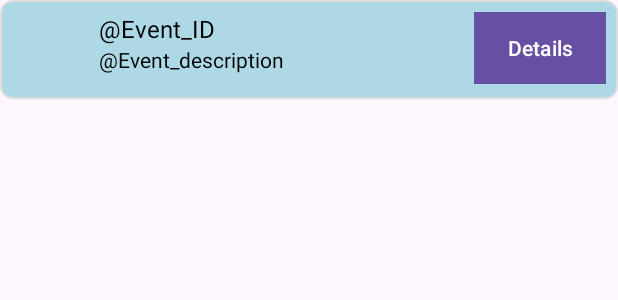
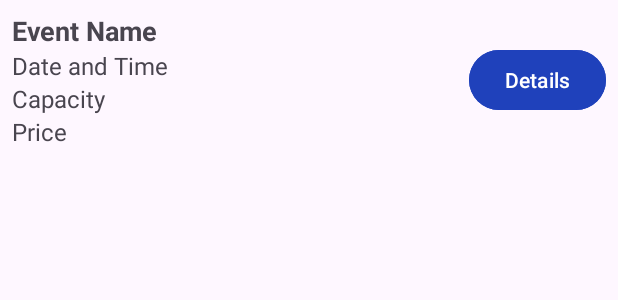
Before and after one commit to zahid2011/event-management-app, an Android app: the layout list_item_event.xml on its own in the app's theme, with its tools: preview values and no code run, on a phone screen of 412 x 824 dp. Shown: the top 300 px of the screen. Run offline under Robolectric (Android 15) with nearby library versions, the phone set to English and light mode, and no system bars.

Commit message:
waiting list of entrant completed

```diff
--- a/app/src/main/AndroidManifest.xml
+++ b/app/src/main/AndroidManifest.xml
@@ -24,6 +24,7 @@
         <activity android:name=".LoginActivity" />
         <activity android:name=".SignupActivity" />
         <activity android:name=".DashboardActivity" />
+        <activity android:name=".EventListActivity"></activity>
     </application>
 
 </manifest>
--- a/app/src/main/java/com/example/event_lottery/DashboardActivity.java
+++ b/app/src/main/java/com/example/event_lottery/DashboardActivity.java
@@ -42,7 +42,8 @@ public class DashboardActivity extends AppCompatActivity {
         waitingListButton.setOnClickListener(new View.OnClickListener() {
             @Override
             public void onClick(View v) {
-                // TODO: Add functionality for waiting list button
+                Intent waitingListIntent = new Intent(DashboardActivity.this, EventListActivity.class);
+                startActivity(waitingListIntent);
             }
         });
 
--- a/app/src/main/res/layout/list_item_event.xml
+++ b/app/src/main/res/layout/list_item_event.xml
@@ -1,61 +1,64 @@
 <?xml version="1.0" encoding="utf-8"?>
 <androidx.constraintlayout.widget.ConstraintLayout xmlns:android="http://schemas.android.com/apk/res/android"
-    android:layout_width="match_parent"
-    android:layout_height="match_parent">
-
-
-    <LinearLayout xmlns:android="http://schemas.android.com/apk/res/android"
+    xmlns:app="http://schemas.android.com/apk/res-auto"
+    xmlns:tools="http://schemas.android.com/tools"
     android:layout_width="match_parent"
     android:layout_height="wrap_content"
-        android:orientation="horizontal"
-        android:background="@drawable/item_background"
-        android:padding="8dp"
-        android:layout_marginBottom="8dp">
+    android:padding="8dp">
 
-        <!-- ImageView for event image -->
-        <ImageView
-            android:id="@+id/event_image"
-            android:layout_width="50dp"
-            android:layout_height="50dp"
-            android:layout_gravity="center_vertical"
-            android:contentDescription="Event image"
-            android:layout_marginEnd="8dp" />
-
-        <!-- LinearLayout for event text information -->
-        <LinearLayout
+    <TextView
+        android:id="@+id/event_name"
         android:layout_width="0dp"
         android:layout_height="wrap_content"
-            android:layout_weight="1"
-            android:orientation="vertical">
+        android:text="Event Name"
+        android:textSize="18sp"
+        android:textStyle="bold"
+        app:layout_constraintStart_toStartOf="parent"
+        app:layout_constraintTop_toTopOf="parent"
+        app:layout_constraintEnd_toStartOf="@+id/details_button"
+        app:layout_constraintHorizontal_bias="0.0"/>
 
     <TextView
-                android:id="@+id/event_id"
-                android:layout_width="wrap_content"
+        android:id="@+id/event_date_time"
+        android:layout_width="0dp"
         android:layout_height="wrap_content"
-                android:text="@Event_ID"
+        android:text="Date and Time"
         android:textSize="16sp"
-                android:textColor="@android:color/black" />
+        app:layout_constraintStart_toStartOf="parent"
+        app:layout_constraintTop_toBottomOf="@id/event_name"
+        app:layout_constraintEnd_toStartOf="@+id/details_button"
+        app:layout_constraintHorizontal_bias="0.0"/>
 
     <TextView
-                android:id="@+id/event_description"
-                android:layout_width="wrap_content"
+        android:id="@+id/event_capacity"
+        android:layout_width="0dp"
         android:layout_height="wrap_content"
-                android:text="@Event_description"
-                android:textSize="14sp"
-                android:textColor="@android:color/black" />
-        </LinearLayout>
+        android:text="Capacity"
+        android:textSize="16sp"
+        app:layout_constraintStart_toStartOf="parent"
+        app:layout_constraintTop_toBottomOf="@id/event_date_time"
+        app:layout_constraintEnd_toStartOf="@+id/details_button"
+        app:layout_constraintHorizontal_bias="0.0"/>
 
-        <!-- Button for event details -->
+    <TextView
+        android:id="@+id/event_price"
+        android:layout_width="0dp"
+        android:layout_height="wrap_content"
+        android:text="Price"
+        android:textSize="16sp"
+        app:layout_constraintStart_toStartOf="parent"
+        app:layout_constraintTop_toBottomOf="@id/event_capacity"
+        app:layout_constraintEnd_toStartOf="@+id/details_button"
+        app:layout_constraintHorizontal_bias="0.0"/>
+
     <Button
         android:id="@+id/details_button"
         android:layout_width="wrap_content"
         android:layout_height="wrap_content"
+        android:backgroundTint="#1F41BB"
         android:text="Details"
-            android:background="@android:color/black"
         android:textColor="@android:color/white"
-            android:padding="8dp" />
-
-    </LinearLayout>
-
-
+        app:layout_constraintBottom_toBottomOf="parent"
+        app:layout_constraintEnd_toEndOf="parent"
+        app:layout_constraintTop_toTopOf="parent" />
 </androidx.constraintlayout.widget.ConstraintLayout>
```
Also changed, not shown: app/src/main/java/com/example/event_lottery/Event.java (added, +54 -0 lines), app/src/main/java/com/example/event_lottery/EventAdapter.java (added, +56 -0 lines), app/src/main/java/com/example/event_lottery/EventDetailsActivity.java (added, +13 -0 lines), app/src/main/java/com/example/event_lottery/EventListActivity.java (added, +75 -0 lines), app/src/main/res/layout/event_details_page_reservation.xml (added, +148 -0 lines), app/src/main/res/layout/event_list.xml (+17 -15 lines). Lines whose indentation alone changed are shown as unchanged.
